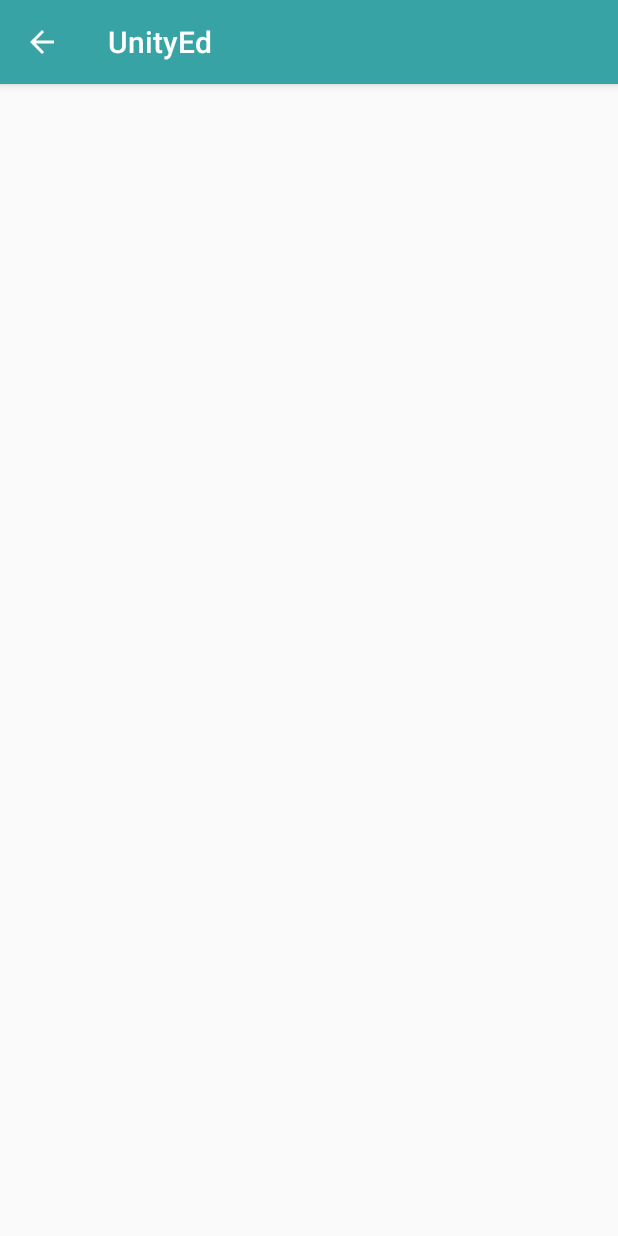
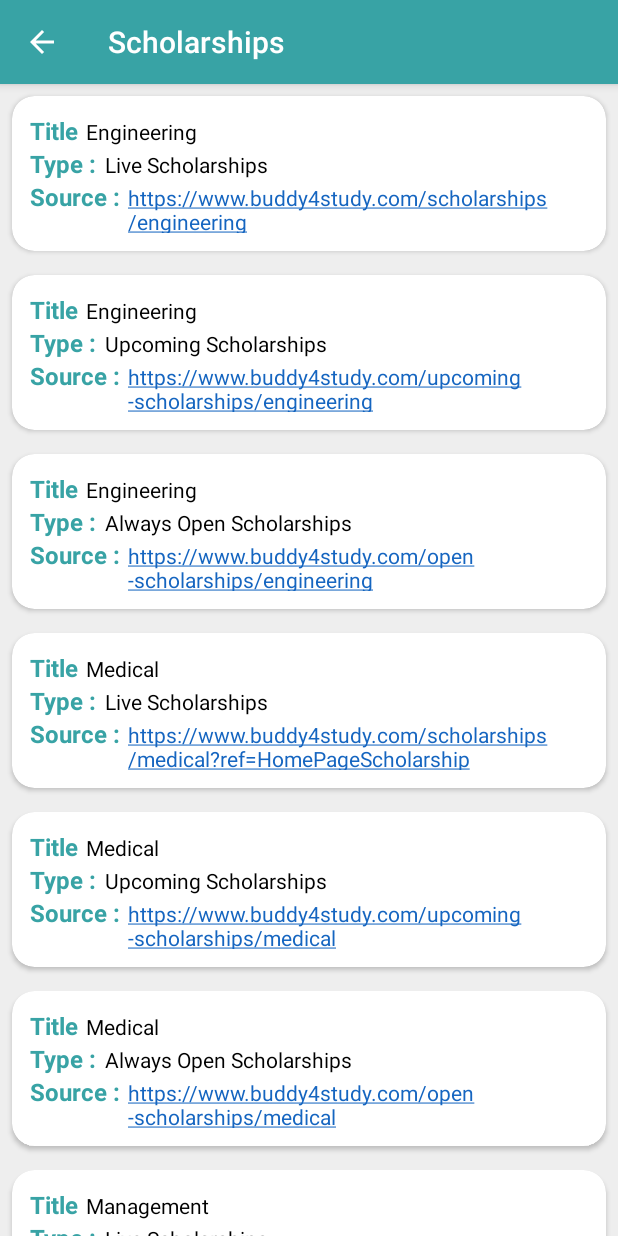
Before and after one commit to prasher1421/UnityEd, an Android app: the ScholarshipActivity screen opened directly, with no data from a screen before it, on a phone screen of 412 x 824 dp. Run offline under Robolectric (Android 15) with nearby library versions, the phone set to English and light mode, and no system bars.

Commit message:
Updating Scholarships section

```diff
--- a/app/src/main/assets/After10th.json
+++ b/app/src/main/assets/After10th.json
@@ -130,14 +130,14 @@
                             "exam_name": "APRJC",
                             "website": "www.aprs.cgg.gov.in",
                             "purpose": "",
-                            "eligibility": "",
+                            "Type": "",
                             "application_mode": ""
                         },
                         {
                             "exam_name": "Polytechnic Entrance",
                             "website": "www.appolitechnic.nic",
                             "purpose": "",
-                            "eligibility": "",
+                            "Type": "",
                             "application_mode": ""
                         }
                     ]
--- a/app/src/main/java/com/example/educationapp/KeyClass.kt
+++ b/app/src/main/java/com/example/educationapp/KeyClass.kt
@@ -34,6 +34,40 @@ class TalentExamClass {
     }
 }
 // Talent Test page ends
+
+
+
+//Scholarship page Starts
+class ScholarshipListClass {
+    @SerializedName("data")
+    val data: ArrayList<ScholarshipClass> = ArrayList()
+    override fun toString(): String {
+        return "ScholarshipListClass(data=$data)"
+    }
+}
+class ScholarshipClass {
+    @SerializedName("title")
+    val title: String = ""
+    @SerializedName("exams")
+    val exams: ArrayList<ScholarshipExamClass> = ArrayList()
+    override fun toString(): String {
+        return "ScholarshipClass(title='$title', exams=$exams)"
+    }
+}
+class ScholarshipExamClass {
+    @SerializedName("Title")
+    val Title: String = ""
+    @SerializedName("Type")
+    val Type: String = ""
+    @SerializedName("Source")
+    val Source: String = ""
+    override fun toString(): String {
+        return "TalentExamClass(Title='$Title', Type='$Type', Source='$Source')"
+    }
+}
+// Scholarship page ends
+
+
 
 //Course Type Page Starts
 class CourseTypeListClass{
--- a/app/src/main/java/com/example/educationapp/activity/ScholarshipActivity.kt
+++ b/app/src/main/java/com/example/educationapp/activity/ScholarshipActivity.kt
@@ -2,11 +2,44 @@ package com.example.educationapp.activity
 
 import androidx.appcompat.app.AppCompatActivity
 import android.os.Bundle
+import androidx.recyclerview.widget.LinearLayoutManager
 import com.example.educationapp.R
+import com.example.educationapp.ScholarshipListClass
+import com.example.educationapp.TalentTestListClass
+import com.example.educationapp.adapter.scholarships_adapter
+import com.google.gson.Gson
+import kotlinx.android.synthetic.main.activity_talent_test_activity.*
+import com.example.educationapp.adapter.talent_test_adapter
+import kotlinx.android.synthetic.main.activity_scholarship.*
+import java.io.IOException
 
 class ScholarshipActivity : AppCompatActivity() {
+
     override fun onCreate(savedInstanceState: Bundle?) {
         super.onCreate(savedInstanceState)
         setContentView(R.layout.activity_scholarship)
+        val actionBar=supportActionBar
+
+        if (actionBar!=null){
+            actionBar.title="Scholarships" //title for actionbar
+        }
+        actionBar!!.setDisplayHomeAsUpEnabled(true)
+        try{
+            val main = MainActivity()
+            val jsonString = main.getJSONFromAssets(this,"Scholarships.json")
+            val gson = Gson()
+            val scholarships_Model = gson.fromJson(
+                jsonString,
+                ScholarshipListClass::class.java
+            )
+            sch_List.layoutManager = LinearLayoutManager(this)
+            // Adapter class is initialized and list is passed in the param.
+            val itemAdapter = scholarships_adapter(this, scholarships_Model.data[0].exams)
+            // adapter instance is set to the recyclerview to inflate the items.
+            sch_List.adapter = itemAdapter
+
+        }catch (ex: IOException){
+            ex.printStackTrace()
+        }
     }
 }
--- /dev/null
+++ b/app/src/main/java/com/example/educationapp/adapter/scholarships_adapter.kt
@@ -0,0 +1,69 @@
+package com.example.educationapp.adapter
+
+import android.content.Context
+import android.view.LayoutInflater
+import android.view.View
+import android.view.ViewGroup
+import androidx.recyclerview.widget.RecyclerView
+import com.example.educationapp.R
+import com.example.educationapp.ScholarshipExamClass
+import com.example.educationapp.TalentExamClass
+import kotlinx.android.synthetic.main.scholarships_data_presentation.view.*
+import kotlinx.android.synthetic.main.talent_test_data_presentation.view.*
+
+class scholarships_adapter(val context: Context, val items: ArrayList<ScholarshipExamClass>) :
+    RecyclerView.Adapter<scholarships_adapter.ViewHolder>() {
+
+    /**
+     * Inflates the item views which is designed in xml layout file
+     *
+     * create a new
+     * {@link ViewHolder} and initializes some private fields to be used by RecyclerView.
+     */
+    override fun onCreateViewHolder(parent: ViewGroup, viewType: Int): ViewHolder {
+        return ViewHolder(
+            LayoutInflater.from(context).inflate(
+                R.layout.scholarships_data_presentation,
+                parent,
+                false
+            )
+        )
+    }
+
+    /**
+     * Binds each item in the ArrayList to a view
+     *
+     * Called when RecyclerView needs a new {@link ViewHolder} of the given type to represent
+     * an item.
+     *
+     * This new ViewHolder should be constructed with a new View that can represent the items
+     * of the given type. You can either create a new View manually or inflate it from an XML
+     * layout file.
+     */
+    override fun onBindViewHolder(holder: ViewHolder, position: Int) {
+
+        val item = items.get(position)
+
+        holder.sch_Title.text = item.Title
+        holder.sch_Type.text = item.Type
+        holder.sch_Source.text = item.Source
+    }
+
+    /**
+     * Gets the number of items in the list
+     */
+    override fun getItemCount(): Int {
+        return items.size
+    }
+
+    /**
+     * A ViewHolder describes an item view and metadata about its place within the RecyclerView.
+     */
+    class ViewHolder(view: View) : RecyclerView.ViewHolder(view) {
+        // Holds the TextView that will add each item to
+        val sch_Title = view.sch_Title
+        val sch_Type = view.sch_Type
+
+        val sch_Source = view.sch_Source
+    }
+}
--- a/app/src/main/res/layout/activity_scholarship.xml
+++ b/app/src/main/res/layout/activity_scholarship.xml
@@ -1,10 +1,19 @@
 <?xml version="1.0" encoding="utf-8"?>
-<androidx.appcompat.widget.LinearLayoutCompat xmlns:android="http://schemas.android.com/apk/res/android"
+<androidx.constraintlayout.widget.ConstraintLayout xmlns:android="http://schemas.android.com/apk/res/android"
     xmlns:app="http://schemas.android.com/apk/res-auto"
     xmlns:tools="http://schemas.android.com/tools"
     android:layout_width="match_parent"
     android:layout_height="match_parent"
-    android:orientation="vertical"
+    android:background="#EEEEEE"
     tools:context=".activity.ScholarshipActivity">
 
-</androidx.appcompat.widget.LinearLayoutCompat>
+    <androidx.recyclerview.widget.RecyclerView
+        android:id="@+id/sch_List"
+        android:layout_width="match_parent"
+        android:layout_height="match_parent"
+        app:layout_constraintBottom_toBottomOf="parent"
+        app:layout_constraintLeft_toLeftOf="parent"
+        app:layout_constraintRight_toRightOf="parent"
+        app:layout_constraintTop_toTopOf="parent"/>
+
+</androidx.constraintlayout.widget.ConstraintLayout>
--- /dev/null
+++ b/app/src/main/res/layout/scholarships_data_presentation.xml
@@ -0,0 +1,93 @@
+<?xml version="1.0" encoding="utf-8"?>
+<androidx.cardview.widget.CardView
+    xmlns:android="http://schemas.android.com/apk/res/android"
+    xmlns:app="http://schemas.android.com/apk/res-auto"
+    xmlns:tools="http://schemas.android.com/tools"
+    android:layout_width="match_parent"
+    android:layout_height="wrap_content"
+    android:layout_margin="3.60pt"
+    app:cardCornerRadius="6.75pt">
+
+    <LinearLayout
+        android:layout_width="match_parent"
+        android:layout_height="wrap_content"
+        android:orientation="vertical"
+        android:padding="5.40pt">
+
+        <LinearLayout
+            android:layout_width="match_parent"
+            android:layout_height="wrap_content"
+            android:orientation="horizontal">
+
+            <TextView
+                android:layout_width="wrap_content"
+                android:layout_height="wrap_content"
+                android:layout_marginEnd="2.25pt"
+                android:text="@string/title"
+                android:textColor="@color/colorPrimary"
+                android:textSize="16sp"
+                android:textStyle="bold"
+                android:layout_marginRight="2.25pt" />
+
+            <TextView
+                android:id="@+id/sch_Title"
+                android:layout_width="0pt"
+                android:layout_height="wrap_content"
+                android:layout_weight="1"
+                android:textColor="@android:color/black"
+                android:textSize="14sp"
+                tools:text="Title" />
+        </LinearLayout>
+
+        <LinearLayout
+            android:layout_width="match_parent"
+            android:layout_height="wrap_content"
+            android:orientation="horizontal">
+
+            <TextView
+                android:layout_width="wrap_content"
+                android:layout_height="wrap_content"
+                android:layout_marginEnd="2.25pt"
+                android:text="@string/type"
+                android:textColor="@color/colorPrimary"
+                android:textSize="16sp"
+                android:textStyle="bold"
+                android:layout_marginRight="2.25pt" />
+
+            <TextView
+                android:id="@+id/sch_Type"
+                android:layout_width="0dp"
+                android:layout_height="wrap_content"
+                android:layout_weight="1"
+                android:textColor="@android:color/black"
+                android:textSize="14sp"
+                tools:text="Type" />
+        </LinearLayout>
+
+        <LinearLayout
+            android:layout_width="match_parent"
+            android:layout_height="wrap_content"
+            android:orientation="horizontal">
+
+            <TextView
+                android:layout_width="wrap_content"
+                android:layout_height="wrap_content"
+                android:layout_marginEnd="2.25pt"
+                android:text="@string/source"
+                android:textColor="@color/colorPrimary"
+                android:textSize="16sp"
+                android:textStyle="bold"
+                android:layout_marginRight="2.25pt" />
+
+            <TextView
+                android:id="@+id/sch_Source"
+                android:layout_width="0dp"
+                android:layout_height="wrap_content"
+                android:layout_weight="1"
+                android:textColor="@android:color/black"
+                android:autoLink="web"
+                android:textSize="14sp"
+                tools:text="Source" />
+        </LinearLayout>
+    </LinearLayout>
+</androidx.cardview.widget.CardView>
--- a/app/src/main/res/values/strings.xml
+++ b/app/src/main/res/values/strings.xml
@@ -16,4 +16,8 @@
     <string name="kotlin">Kotlin</string>
     <string name="college_image">College Image</string>
     <string name="discordLink">https://discord.gg/vd58SE2J8C</string>
+
+    <string name="title">Title</string>
+    <string name="type">Type :</string>
+    <string name="source">Source :</string>
 </resources>
```
Also changed, not shown: app/src/main/assets/Scholarships.json (added, +84 -0 lines), app/src/main/assets/talent_test.json (+26 -26 lines).
